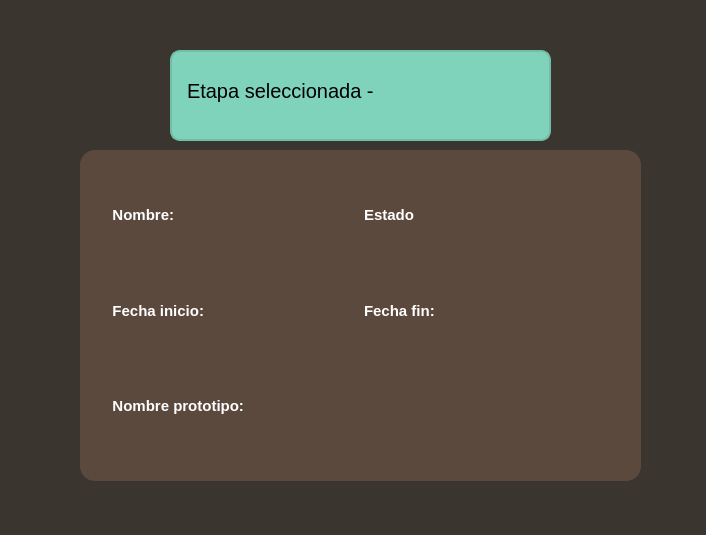
Before: the Qt Designer form inspeccionar_etapas.ui in julinavas14/trabajo_programacion_sql, drawn with Qt 5.
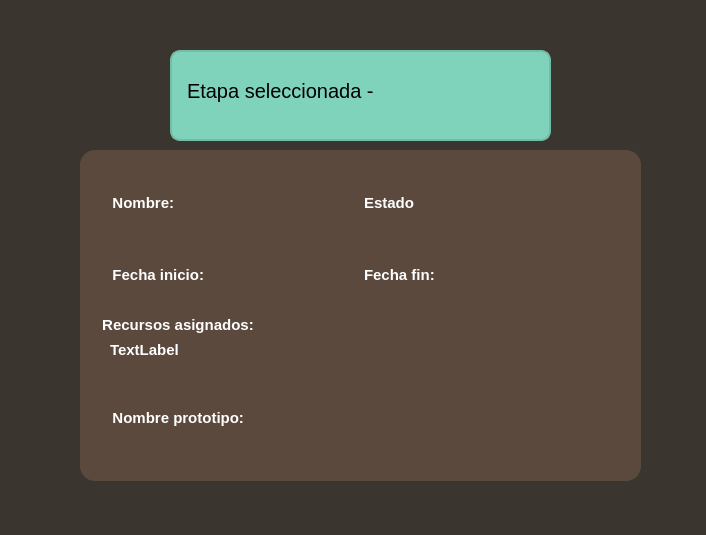
After: the same form once the commit is applied.

```diff
--- a/inspeccionar_etapas.ui
+++ b/inspeccionar_etapas.ui
@@ -96,7 +96,7 @@
        </property>
       </widget>
      </item>
-     <item row="2" column="0" colspan="2">
+     <item row="4" column="0" colspan="2">
       <widget class="QLabel" name="Lnombreproto">
        <property name="styleSheet">
         <string notr="true">background-color: rgb(92, 73, 61);
@@ -107,6 +107,41 @@
        </property>
       </widget>
      </item>
+     <item row="1" column="0">
+      <widget class="QLabel" name="Lini">
+       <property name="styleSheet">
+        <string notr="true">color:white;
+background-color: rgb(92, 73, 61);
+font-size: 15px;</string>
+       </property>
+       <property name="text">
+        <string>   Fecha inicio:</string>
+       </property>
+      </widget>
+     </item>
+     <item row="3" column="0" colspan="2">
+      <widget class="QGroupBox" name="groupBox">
+       <property name="styleSheet">
+        <string notr="true">font-size:15px;</string>
+       </property>
+       <property name="title">
+        <string>Recursos asignados:</string>
+       </property>
+       <widget class="QLabel" name="LRecursos">
+        <property name="geometry">
+         <rect>
+          <x>10</x>
+          <y>20</y>
+          <width>491</width>
+          <height>31</height>
+         </rect>
+        </property>
+        <property name="text">
+         <string>TextLabel</string>
+        </property>
+       </widget>
+      </widget>
+     </item>
     </layout>
    </widget>
   </widget>
```
Left out of the diff: 12 changed lines with no effect on the pictures.
